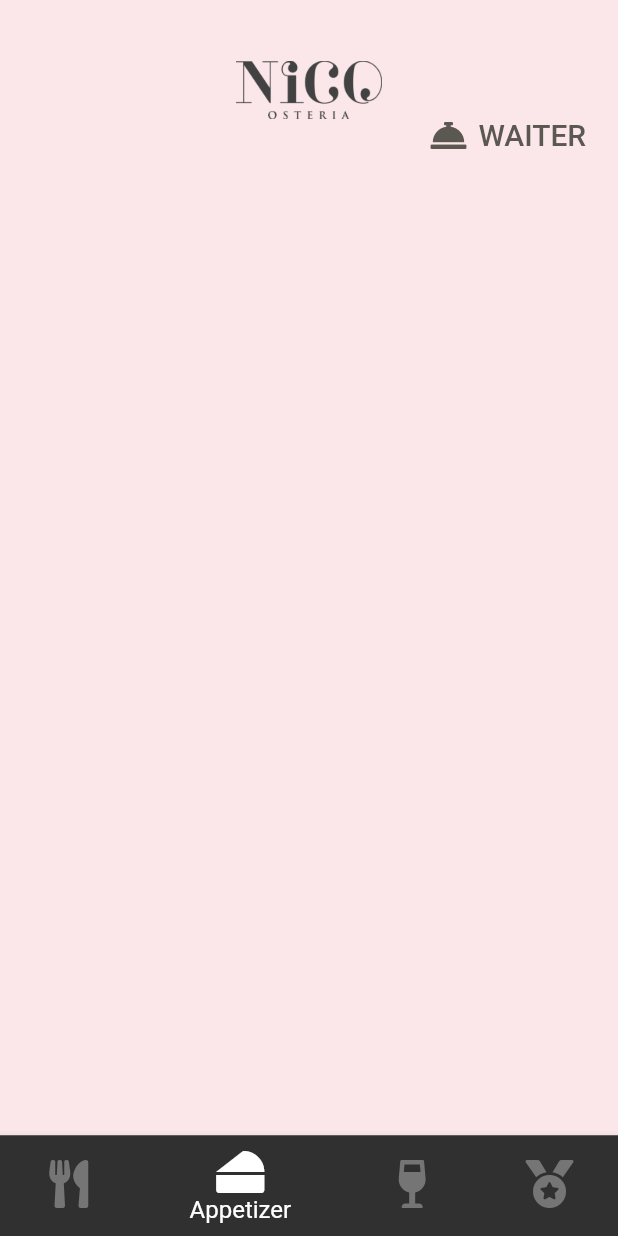
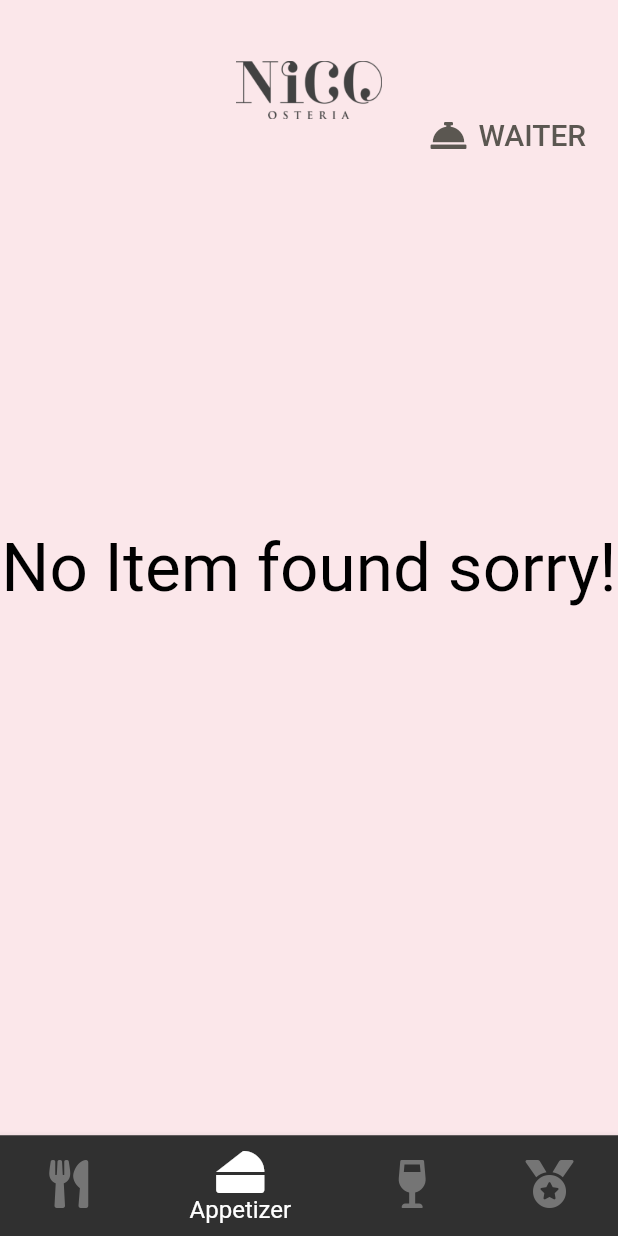
Before and after one commit to hooshyar/nico_resturant, a Flutter app: the MyHomePage screen opened by its route, swiped to page 2, on a phone screen of 412 x 824 dp. Run offline on Flutter 3.47's test engine with Material 2 defaults, Android fonts, the phone set to English and light mode, and no system bars; our stand-ins replace cached_network_image, cloud_firestore, connectivity, firebase_auth, firebase_storage, fluro and 3 more; accounts and stored records are empty; Roboto replaces fonts that are missing (Dosisd).

Commit message:
ni item found sorry

```diff
--- a/lib/src/app.dart
+++ b/lib/src/app.dart
@@ -89,11 +89,6 @@ class MyHomePage extends StatefulWidget {
 }
 
 class _MyHomePageState extends State<MyHomePage> {
-  Widget _theChangW = Text(
-    'hellp',
-    style: TextStyle(color: Colors.black),
-  );
-
   GlobalKey<AnimatedListState> _listKey = GlobalKey();
   PageController _pageController = PageController();
   GlobalKey<ScaffoldState> scaffoldKey = GlobalKey<ScaffoldState>();
--- a/lib/src/screen/pager.dart
+++ b/lib/src/screen/pager.dart
@@ -61,27 +61,18 @@ class _MenuPagerState extends State<MenuPager> with TickerProviderStateMixin {
       children: <Widget>[
         Positioned.fill(
             child: Container(decoration: BoxDecoration(color: _backColor))),
-        PageView.builder(
+        typeItems.isEmpty
+            ? Container(
+                alignment: Alignment.center,
+                child: Text(
+                  'No Item found sorry!',
+                  textAlign: TextAlign.center,
+                  style: TextStyle(color: Colors.black, fontSize: 45),
+                ),
+              )
+            : PageView.builder(
                 itemCount: typeItems.length,
                 itemBuilder: (BuildContext context, int index) {
-            if (typeItems.length == 0) {
-              debugPrint('is emtpy');
-              return Column(
-                children: <Widget>[
-                  Expanded(
-                    child: Container(
-                      color: Colors.black87,
-                      child: Center(
-                        child: Text(
-                          'Empty',
-                          style: TextStyle(fontSize: 45),
-                        ),
-                      ),
-                    ),
-                  ),
-                ],
-              );
-            } else {
                   return Column(
                     children: <Widget>[
                       Expanded(
@@ -92,7 +83,6 @@ class _MenuPagerState extends State<MenuPager> with TickerProviderStateMixin {
                       ),
                     ],
                   );
-            }
                 },
                 controller: _backgroundPageController,
                 onPageChanged: (index) {
--- a/lib/src/widgets/item_card.dart
+++ b/lib/src/widgets/item_card.dart
@@ -126,8 +126,6 @@ class _ItemCardState extends State<ItemCard> {
                       child: CartButton(
                           counter: _item.quanity,
                           addToCart: () {
-
-
                             Provider.of<CartModel>(context)
                                 .listKey
                                 .currentState
```
Lines whose indentation alone changed are shown as unchanged.
